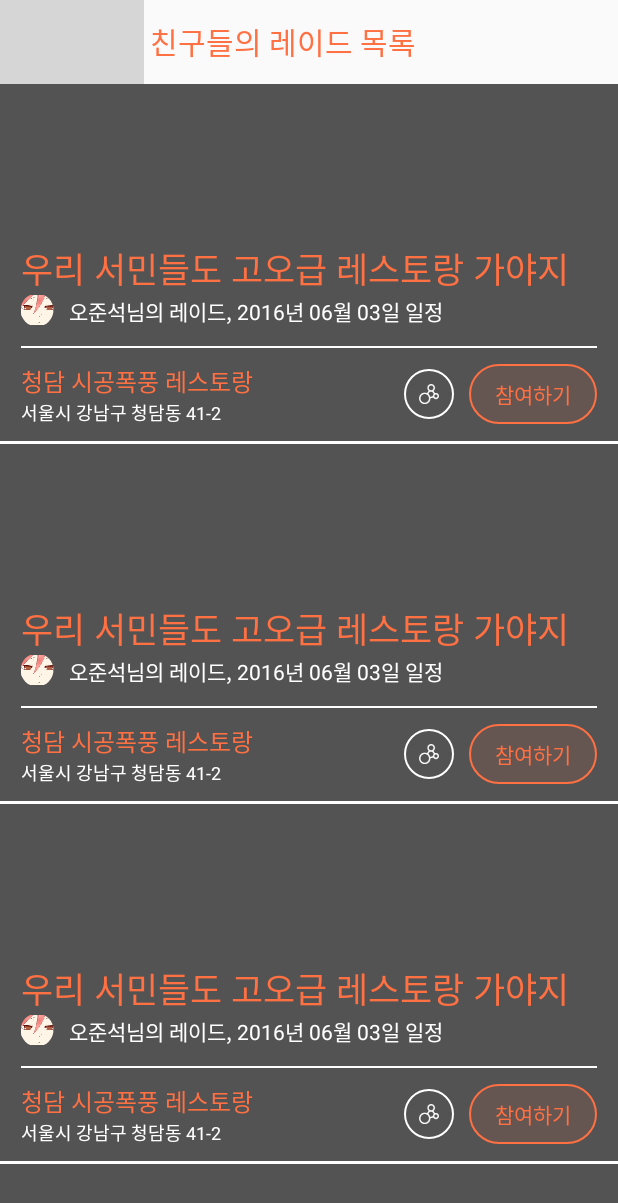
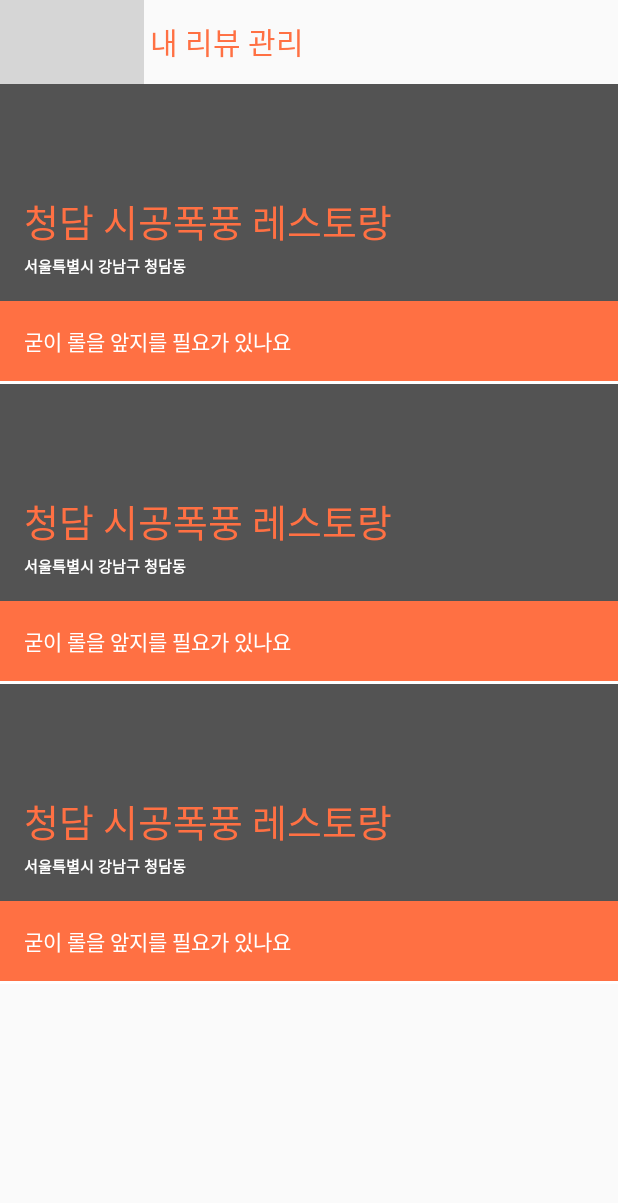
Before and after one commit to LumihanaStudio/CumChuck, an Android app: the screen it shows after launch (RaidFromFriendActivity before the commit, MyReviewActivity after it), on a phone screen of 412 x 824 dp. Shown: the top 1203 px of the screen. Run offline under Robolectric (Android 15) with nearby library versions, the phone set to English and light mode, and no system bars; libraries missing offline, so code that uses them is left out: com.afollestad.materialdialogs; grey boxes are pictures that could not be loaded.

Commit message:
Implement Restaurant, User Model, MyReviewActivity Layout Prototype Complete

```diff
--- a/app/src/main/java/kr/edcan/cumchuck/activity/MainActivity.java
+++ b/app/src/main/java/kr/edcan/cumchuck/activity/MainActivity.java
@@ -27,7 +27,7 @@ public class MainActivity extends AppCompatActivity implements View.OnClickListe
         super.onCreate(savedInstanceState);
         setContentView(R.layout.activity_main);
         setDefault();
-        startActivity(new Intent(getApplicationContext(), RaidFromFriendActivity.class));
+        startActivity(new Intent(getApplicationContext(), MyReviewActivity.class));
         overridePendingTransition(R.anim.slide_up, R.anim.no_change);
     }
 
--- a/app/src/main/java/kr/edcan/cumchuck/activity/MyReviewActivity.java
+++ b/app/src/main/java/kr/edcan/cumchuck/activity/MyReviewActivity.java
@@ -4,15 +4,24 @@ import android.graphics.PorterDuff;
 import android.graphics.drawable.Drawable;
 import android.support.v7.app.AppCompatActivity;
 import android.os.Bundle;
+import android.support.v7.widget.LinearLayoutManager;
 import android.support.v7.widget.RecyclerView;
 import android.support.v7.widget.Toolbar;
 
+import java.util.ArrayList;
+import java.util.Date;
+
 import kr.edcan.cumchuck.R;
+import kr.edcan.cumchuck.adapter.MyReviewRecyclerAdapter;
+import kr.edcan.cumchuck.model.MyReviewData;
+import kr.edcan.cumchuck.model.Restaurant;
+import kr.edcan.cumchuck.model.User;
 
 public class MyReviewActivity extends AppCompatActivity {
 
     Toolbar toolbar;
     RecyclerView recyclerView;
+    ArrayList<MyReviewData> arrayList;
 
     @Override
     protected void onCreate(Bundle savedInstanceState) {
@@ -37,6 +46,21 @@ public class MyReviewActivity extends AppCompatActivity {
 
     private void setDefault() {
         recyclerView = (RecyclerView) findViewById(R.id.myreview_recyclerview);
-
+        recyclerView.setLayoutManager(new LinearLayoutManager(getApplicationContext()));
+        arrayList = new ArrayList<>();
+        arrayList.add(new MyReviewData("히어로즈 오브 더 스톰", "굳이 롤을 앞지를 필요가 있나요", 5.0,
+                new Restaurant("청담 시공폭풍 레스토랑", "서울특별시 강남구 청담동", "010-9944-4144", 1, 5.0),
+                new User("오준석", "a0a0a0a0a0a0a0a0a0a"),
+                new Date(System.currentTimeMillis())));
+        arrayList.add(new MyReviewData("히어로즈 오브 더 스톰", "굳이 롤을 앞지를 필요가 있나요", 5.0,
+                new Restaurant("청담 시공폭풍 레스토랑", "서울특별시 강남구 청담동", "010-9944-4144", 1, 5.0),
+                new User("오준석", "a0a0a0a0a0a0a0a0a0a"),
+                new Date(System.currentTimeMillis())));
+        arrayList.add(new MyReviewData("히어로즈 오브 더 스톰", "굳이 롤을 앞지를 필요가 있나요", 5.0,
+                new Restaurant("청담 시공폭풍 레스토랑", "서울특별시 강남구 청담동", "010-9944-4144", 1, 5.0),
+                new User("오준석", "a0a0a0a0a0a0a0a0a0a"),
+                new Date(System.currentTimeMillis())));
+        MyReviewRecyclerAdapter adapter = new MyReviewRecyclerAdapter(getApplicationContext(), arrayList);
+        recyclerView.setAdapter(adapter);
     }
 }
--- a/app/src/main/java/kr/edcan/cumchuck/adapter/MyReviewRecyclerAdapter.java
+++ b/app/src/main/java/kr/edcan/cumchuck/adapter/MyReviewRecyclerAdapter.java
@@ -5,11 +5,14 @@ import android.support.v7.widget.RecyclerView;
 import android.view.LayoutInflater;
 import android.view.View;
 import android.view.ViewGroup;
+import android.widget.RelativeLayout;
 import android.widget.TextView;
+import android.widget.Toast;
 
 import java.util.ArrayList;
 
 import kr.edcan.cumchuck.R;
+import kr.edcan.cumchuck.model.MyReviewData;
 import kr.edcan.cumchuck.model.RaidFromFriendData;
 import kr.edcan.cumchuck.utils.RoundImageView;
 
@@ -21,9 +24,10 @@ import kr.edcan.cumchuck.utils.RoundImageView;
 public class MyReviewRecyclerAdapter extends RecyclerView.Adapter<MyReviewRecyclerAdapter.ViewHolder> {
 
     Context context;
-    ArrayList<RaidFromFriendData> arrayList;
-    RaidFromFriendData data;
-    public MyReviewRecyclerAdapter(Context context, ArrayList<RaidFromFriendData> items) {
+    ArrayList<MyReviewData> arrayList;
+    MyReviewData data;
+
+    public MyReviewRecyclerAdapter(Context context, ArrayList<MyReviewData> items) {
         this.context = context;
         this.arrayList = items;
     }
@@ -38,11 +42,10 @@ public class MyReviewRecyclerAdapter extends RecyclerView.Adapter<MyReviewRecycl
     @Override
     public void onBindViewHolder(final ViewHolder holder, int position) {
         data = arrayList.get(position);
-        holder.title.setText(data.getTitle());
-        holder.authoranddate.setText(data.getAuthor_date());
-        holder.resTitle.setText(data.getResTitle());
-        holder.resAddress.setText(data.getResAddress());
-//        holder.profileImage.setImageDrawable(new);
+        holder.title.setText(data.getRes().getName());
+        holder.address.setText(data.getRes().getAddress());
+        holder.review.setText(data.getReviewcontent());
+        holder.foreG.setOnClickListener(view -> Toast.makeText(context, "WOW", Toast.LENGTH_SHORT).show());
     }
 
     @Override
@@ -51,15 +54,15 @@ public class MyReviewRecyclerAdapter extends RecyclerView.Adapter<MyReviewRecycl
     }
 
     public class ViewHolder extends RecyclerView.ViewHolder {
-        TextView title, authoranddate, resTitle, resAddress;
-        RoundImageView profileImage;
+        TextView title, address, review;
+        RelativeLayout foreG;
+
         public ViewHolder(View itemView) {
             super(itemView);
-            title = (TextView) itemView.findViewById(R.id.raidfromfriend_cardview_title);
-            authoranddate = (TextView) itemView.findViewById(R.id.raidfromfriend_cardview_date_and_author);
-            resTitle = (TextView) itemView.findViewById(R.id.raidfromfriend_cardview_resTitle);
-            resAddress = (TextView) itemView.findViewById(R.id.raidfromfriend_cardview_resAddress);
-            profileImage = (RoundImageView) itemView.findViewById(R.id.raidfromfriend_cardview_profileImage);
+            title = (TextView) itemView.findViewById(R.id.myreview_cardview_title);
+            address = (TextView) itemView.findViewById(R.id.myreview_cardview_address);
+            review = (TextView) itemView.findViewById(R.id.myreview_cardview_content);
+            foreG = (RelativeLayout) itemView.findViewById(R.id.myreview_cardview_foreground);
         }
     }
 
--- /dev/null
+++ b/app/src/main/java/kr/edcan/cumchuck/model/MyReviewData.java
@@ -0,0 +1,48 @@
+package kr.edcan.cumchuck.model;
+
+import java.util.Date;
+
+/**
+ * Created by Chad on 7/2/16.
+ */
+
+public class MyReviewData {
+    private String title, reviewcontent;
+    private double rating;
+    private Restaurant res;
+    private User user;
+    private Date date;
+
+    public MyReviewData(String title, String reviewcontent, double rating, Restaurant res, User user, Date date) {
+        this.title = title;
+        this.reviewcontent = reviewcontent;
+        this.rating = rating;
+        this.res = res;
+        this.user = user;
+        this.date = date;
+    }
+
+    public String getTitle() {
+        return title;
+    }
+
+    public String getReviewcontent() {
+        return reviewcontent;
+    }
+
+    public double getRating() {
+        return rating;
+    }
+
+    public Restaurant getRes() {
+        return res;
+    }
+
+    public User getUser() {
+        return user;
+    }
+
+    public Date getDate() {
+        return date;
+    }
+}
--- /dev/null
+++ b/app/src/main/java/kr/edcan/cumchuck/model/Restaurant.java
@@ -0,0 +1,39 @@
+package kr.edcan.cumchuck.model;
+
+/**
+ * Created by Chad on 7/2/16.
+ */
+
+public class Restaurant {
+    private String name, address, number;
+    private int resRanking;
+    private double currentResRating;
+
+    public Restaurant(String name, String address, String number, int resRanking, double currentResRating) {
+        this.name = name;
+        this.address = address;
+        this.number = number;
+        this.resRanking = resRanking;
+        this.currentResRating = currentResRating;
+    }
+
+    public int getResRanking() {
+        return resRanking;
+    }
+
+    public String getName() {
+        return name;
+    }
+
+    public String getAddress() {
+        return address;
+    }
+
+    public double getCurrentResRating() {
+        return currentResRating;
+    }
+
+    public String getNumber() {
+        return number;
+    }
+}
--- /dev/null
+++ b/app/src/main/java/kr/edcan/cumchuck/model/User.java
@@ -0,0 +1,31 @@
+package kr.edcan.cumchuck.model;
+
+/**
+ * Created by Chad on 7/4/16.
+ */
+public class User {
+    private String id, name, apikey;
+
+    public User(String name, String apikey) {
+        this.name = name;
+        this.apikey = apikey;
+    }
+
+    public User(String id, String name, String apikey) {
+        this.id = id;
+        this.name = name;
+        this.apikey = apikey;
+    }
+
+    public String getId() {
+        return id;
+    }
+
+    public String getName() {
+        return name;
+    }
+
+    public String getApikey() {
+        return apikey;
+    }
+}
--- a/app/src/main/res/layout/myreview_cardview_content.xml
+++ b/app/src/main/res/layout/myreview_cardview_content.xml
@@ -1,6 +1,73 @@
 <?xml version="1.0" encoding="utf-8"?>
-<LinearLayout xmlns:android="http://schemas.android.com/apk/res/android"
-    android:orientation="vertical" android:layout_width="match_parent"
-    android:layout_height="match_parent">
+<RelativeLayout xmlns:android="http://schemas.android.com/apk/res/android"
+    android:layout_width="match_parent"
+    android:layout_height="wrap_content">
 
-</LinearLayout>
+    <RelativeLayout
+        android:id="@+id/myreview_cardview_foreground"
+        android:foreground="?attr/selectableItemBackground"
+        android:layout_width="match_parent"
+        android:layout_height="200dp">
+
+        <ImageView
+            android:id="@+id/common_background"
+            android:layout_width="match_parent"
+            android:layout_height="match_parent"
+            android:scaleType="centerCrop" />
+
+        <ImageView
+            android:layout_width="match_parent"
+            android:layout_height="match_parent"
+            android:background="#AA000000" />
+
+        <LinearLayout
+            android:layout_width="match_parent"
+            android:layout_height="wrap_content"
+            android:layout_alignParentBottom="true"
+            android:orientation="vertical">
+
+            <LinearLayout
+                android:layout_width="wrap_content"
+                android:layout_height="wrap_content"
+                android:layout_margin="16dp"
+                android:layout_marginBottom="2dp"
+                android:orientation="vertical">
+
+                <TextView
+                    android:id="@+id/myreview_cardview_title"
+                    android:layout_width="wrap_content"
+                    android:layout_height="wrap_content"
+                    android:text="청담 시공폭풍 레스토랑"
+                    android:textColor="@color/colorPrimary"
+                    android:textSize="25sp" />
+
+                <TextView
+                    android:id="@+id/myreview_cardview_address"
+                    android:layout_width="wrap_content"
+                    android:layout_height="wrap_content"
+                    android:layout_marginTop="2.5dp"
+                    android:text="서울특별시 강남구 청담동 41-2"
+                    android:textColor="#FFF"
+                    android:textSize="10sp"
+                    android:textStyle="bold" />
+            </LinearLayout>
+
+            <TextView
+                android:id="@+id/myreview_cardview_content"
+                android:layout_width="match_parent"
+                android:layout_height="wrap_content"
+                android:background="@color/colorPrimary"
+                android:ellipsize="end"
+                android:maxLines="3"
+                android:minHeight="20dp"
+                android:padding="16dp"
+                android:gravity="center_vertical"
+                android:text="asdf"
+                android:textColor="#FFF" />
+            <LinearLayout
+                android:layout_width="match_parent"
+                android:layout_height="2dp"
+                android:background="#FFF"/>
+        </LinearLayout>
+    </RelativeLayout>
+</RelativeLayout>
```
